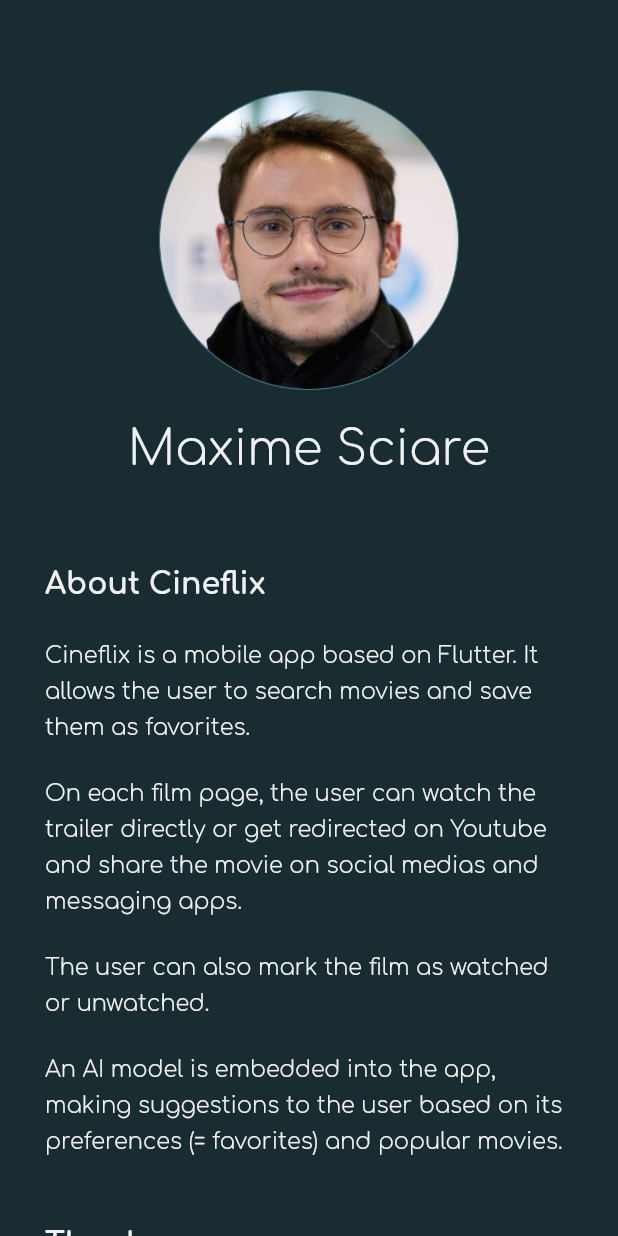
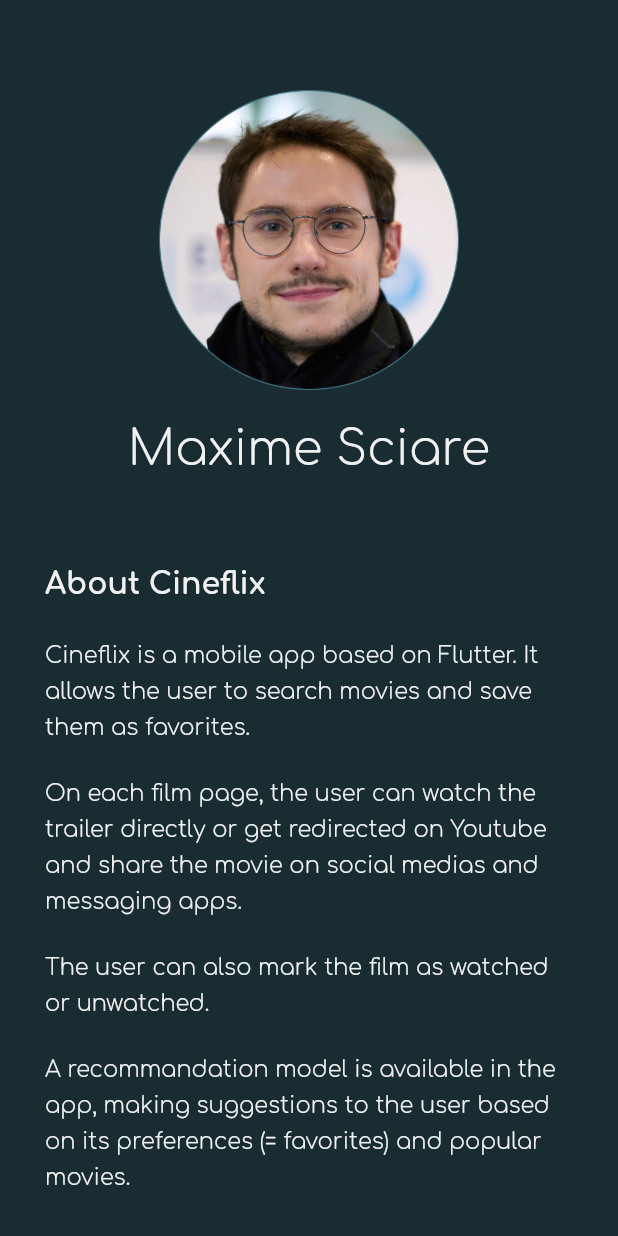
Before and after one commit to Vavart/cineflix, a Flutter app: the Profile screen opened directly, on a phone screen of 412 x 824 dp. Run offline on Flutter 3.47's test engine with Material 2 defaults, Android fonts, the phone set to English and light mode, and no system bars; our stand-ins replace cached_network_image, feather_icons, flutter_dotenv, share_plus, shared_preferences, sticky_headers and 1 more; accounts and stored records are empty; statements that could not run were skipped.

Commit message:
Updated profile page

```diff
--- a/lib/data/profile_data.dart
+++ b/lib/data/profile_data.dart
@@ -7,7 +7,7 @@ class ProfileData {
       "Cineflix is a mobile app based on Flutter. It allows the user to search movies and save them as favorites.",
       "On each film page, the user can watch the trailer directly or get redirected on Youtube and share the movie on social medias and messaging apps.",
       "The user can also mark the film as watched or unwatched.",
-      "An AI model is embedded into the app, making suggestions to the user based on its preferences (= favorites) and popular movies."
+      "A recommandation model is available in the app, making suggestions to the user based on its preferences (= favorites) and popular movies."
     ]),
     ProfileFacts(title: "Thanks", facts: [
       "I would like to thanks Julien Ratouit for giving me 5 must-watch movies for the app selection."
```
